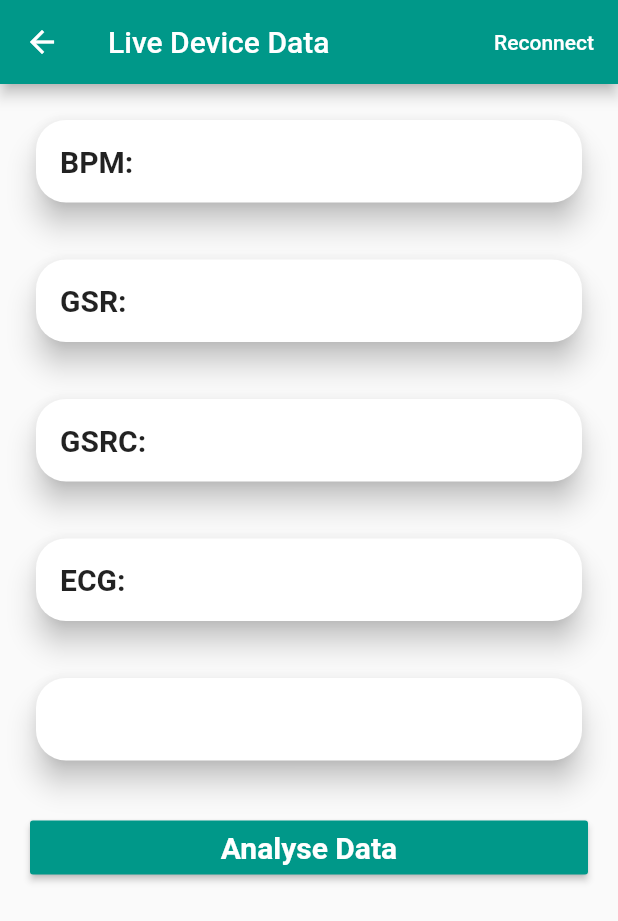
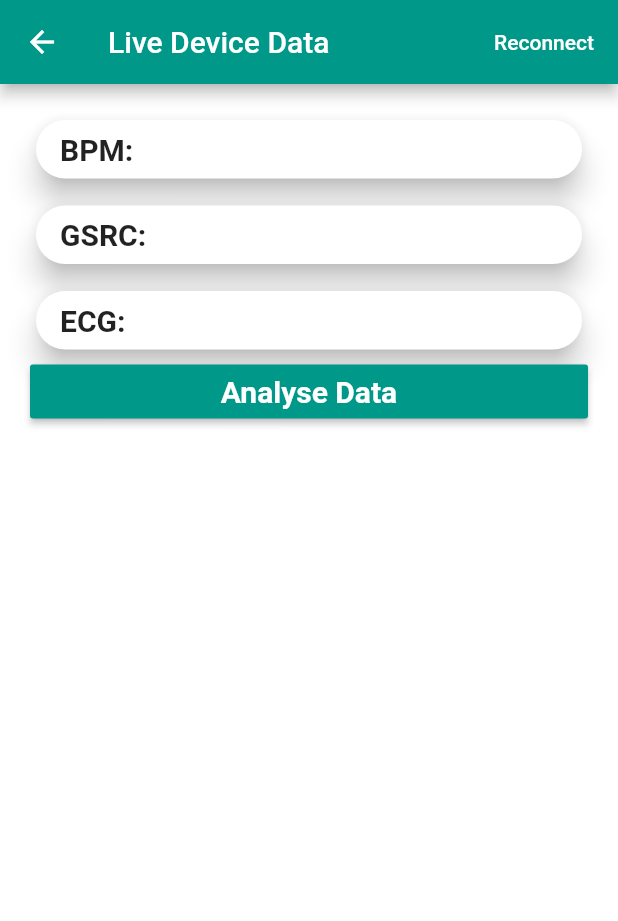
Before and after one commit to gangadharashettypj/ArduinoIOT, a Flutter app: the DataScreen screen opened by its route, after a tap on "Analyse Data", on a phone screen of 412 x 824 dp. Shown: the top 921 px of the screen. Run offline on Flutter 3.47's test engine with Material 2 defaults, Android fonts, the phone set to English and light mode, and no system bars; our stand-ins replace flutter_rating_bar, fluttertoast, group_radio_button, hive, shared_preferences; missing offline and left inert: flutter_speedometer, get_ip, udp; accounts and stored records are empty.

Commit message:
fixed issue

```diff
--- a/lib/ui/screen/data/data.dart
+++ b/lib/ui/screen/data/data.dart
@@ -11,6 +11,7 @@ import 'package:arduinoiot/service/manager/device_manager.dart';
 import 'package:arduinoiot/service/rest/http_rest.dart';
 import 'package:flutter/material.dart';
 import 'package:flutter/services.dart';
+import 'package:flutter_speedometer/flutter_speedometer.dart';
 import 'package:http/http.dart';
 
 class DataScreen extends StatefulWidget {
@@ -40,12 +41,23 @@ class _DataScreenState extends State<DataScreen> {
       //     'linearPredict', [0.003863636, 92.11363636, 21.39022727]);
       // dnnResult = await MethodChannel('com.trial.arduinoiot')
       //     .invokeMethod('dnnPredict', [0.003863636, 92.11363636, 21.39022727]);
+      // setState(() {});
+      // return;
+
+      if (ecg == '' || bpm == '' || gsrc == '') {
+        return;
+      }
       linearResult = await MethodChannel('com.trial.arduinoiot').invokeMethod(
           'linearPredict',
-          [double.parse(ecg), double.parse(bpm), double.parse(gsrc)]);
+          [double.parse(ecg) / 10000, double.parse(bpm), double.parse(gsrc)]);
       dnnResult = await MethodChannel('com.trial.arduinoiot').invokeMethod(
           'dnnPredict',
-          [double.parse(ecg), double.parse(bpm), double.parse(gsrc)]);
+          [double.parse(ecg) / 10000, double.parse(bpm), double.parse(gsrc)]);
+      if (linearResult > 1) linearResult = 1;
+      if (dnnResult > 1) dnnResult = 1;
+
+      dnnResult = dnnResult * 100;
+      linearResult = linearResult * 100;
       setState(() {});
     } catch (e) {
       print(e);
@@ -103,6 +115,8 @@ class _DataScreenState extends State<DataScreen> {
 
   @override
   Widget build(BuildContext context) {
+    print(linearResult);
+    print(dnnResult);
     return Scaffold(
       appBar: AppBar(
         backgroundColor: R.color.primary,
@@ -142,7 +156,7 @@ class _DataScreenState extends State<DataScreen> {
                 ),
                 elevation: 8,
                 child: Container(
-                  margin: EdgeInsets.all(16),
+                  margin: EdgeInsets.symmetric(vertical: 8, horizontal: 16),
                   child: Text(
                     'BPM: $bpm',
                     style: TextStyle(
@@ -154,7 +168,7 @@ class _DataScreenState extends State<DataScreen> {
               ),
             ),
             SizedBox(
-              height: 30,
+              height: 10,
             ),
             Container(
               width: double.infinity,
@@ -166,9 +180,9 @@ class _DataScreenState extends State<DataScreen> {
                 ),
                 elevation: 8,
                 child: Container(
-                  margin: EdgeInsets.all(16),
+                  margin: EdgeInsets.symmetric(vertical: 8, horizontal: 16),
                   child: Text(
-                    'GSR: $gsr',
+                    'GSRC: $gsrc',
                     style: TextStyle(
                       fontWeight: FontWeight.bold,
                       fontSize: 20,
@@ -178,7 +192,7 @@ class _DataScreenState extends State<DataScreen> {
               ),
             ),
             SizedBox(
-              height: 30,
+              height: 10,
             ),
             Container(
               width: double.infinity,
@@ -190,31 +204,7 @@ class _DataScreenState extends State<DataScreen> {
                 ),
                 elevation: 8,
                 child: Container(
-                  margin: EdgeInsets.all(16),
-                  child: Text(
-                    'GSRC: $gsrc',
-                    style: TextStyle(
-                      fontWeight: FontWeight.bold,
-                      fontSize: 20,
-                    ),
-                  ),
-                ),
-              ),
-            ),
-            SizedBox(
-              height: 30,
-            ),
-            Container(
-              width: double.infinity,
-              child: Card(
-                shape: RoundedRectangleBorder(
-                  borderRadius: BorderRadius.all(
-                    Radius.circular(20),
-                  ),
-                ),
-                elevation: 8,
-                child: Container(
-                  margin: EdgeInsets.all(16),
+                  margin: EdgeInsets.symmetric(vertical: 8, horizontal: 16),
                   child: Text(
                     'ECG: $ecg',
                     style: TextStyle(
@@ -225,85 +215,96 @@ class _DataScreenState extends State<DataScreen> {
                 ),
               ),
             ),
-            SizedBox(
-              height: 30,
-            ),
-            Container(
-              width: double.infinity,
-              child: Card(
-                shape: RoundedRectangleBorder(
-                  borderRadius: BorderRadius.all(
-                    Radius.circular(20),
-                  ),
-                ),
-                elevation: 8,
-                child: Container(
-                  margin: EdgeInsets.all(16),
-                  child: Text(
-                    '${accelerometer.replaceAll(': ', ':').split(' ').join('\n')}',
-                    style: TextStyle(
-                      fontWeight: FontWeight.bold,
-                      fontSize: 20,
-                    ),
-                  ),
-                ),
-              ),
-            ),
-            if (linearResult != -1)
+            // if (linearResult != -1)
+            //   SizedBox(
+            //     height: 10,
+            //   ),
+            // if (linearResult != -1)
+            //   Container(
+            //     width: double.infinity,
+            //     child: Card(
+            //       shape: RoundedRectangleBorder(
+            //         borderRadius: BorderRadius.all(
+            //           Radius.circular(20),
+            //         ),
+            //       ),
+            //       elevation: 8,
+            //       child: Container(
+            //         margin: EdgeInsets.symmetric(vertical: 8, horizontal: 16),
+            //         child: Text(
+            //           'Linear Analysis: ${linearResult.toStringAsFixed(1)}',
+            //           style: TextStyle(
+            //             fontWeight: FontWeight.bold,
+            //             fontSize: 20,
+            //           ),
+            //         ),
+            //       ),
+            //     ),
+            //   ),
+            // if (dnnResult != -1)
+            //   SizedBox(
+            //     height: 10,
+            //   ),
+            // if (dnnResult != -1)
+            //   Container(
+            //     width: double.infinity,
+            //     child: Card(
+            //       shape: RoundedRectangleBorder(
+            //         borderRadius: BorderRadius.all(
+            //           Radius.circular(20),
+            //         ),
+            //       ),
+            //       elevation: 8,
+            //       child: Container(
+            //         margin: EdgeInsets.symmetric(vertical: 8, horizontal: 16),
+            //         child: Text(
+            //           'Dnn Analysis: ${dnnResult.toStringAsFixed(1)}',
+            //           style: TextStyle(
+            //             fontWeight: FontWeight.bold,
+            //             fontSize: 20,
+            //           ),
+            //         ),
+            //       ),
+            //     ),
+            //   ),
+            if (dnnResult != -1 && linearResult != -1)
               SizedBox(
                 height: 30,
               ),
-            if (linearResult != -1)
-              Container(
-                width: double.infinity,
-                child: Card(
-                  shape: RoundedRectangleBorder(
-                    borderRadius: BorderRadius.all(
-                      Radius.circular(20),
-                    ),
+            if (dnnResult != -1 && linearResult != -1)
+              Row(
+                mainAxisAlignment: MainAxisAlignment.spaceEvenly,
+                children: [
+                  Speedometer(
+                    size: 130,
+                    minValue: 0,
+                    maxValue: 100,
+                    currentValue: (linearResult * 100).toInt(),
+                    warningValue: 70,
+                    displayText: 'Stress',
+                    backgroundColor: Colors.white,
+                    meterColor: Colors.green,
+                    warningColor: Colors.red,
+                    kimColor: Colors.black,
                   ),
-                  elevation: 8,
-                  child: Container(
-                    margin: EdgeInsets.all(16),
-                    child: Text(
-                      'Linear Analysis: ${linearResult.toStringAsFixed(3)}',
-                      style: TextStyle(
-                        fontWeight: FontWeight.bold,
-                        fontSize: 20,
-                      ),
-                    ),
+                  Speedometer(
+                    size: 130,
+                    minValue: 0,
+                    maxValue: 100,
+                    currentValue: (dnnResult * 100).toInt(),
+                    warningValue: 70,
+                    displayText: 'Stress',
+                    backgroundColor: Colors.white,
+                    meterColor: Colors.green,
+                    warningColor: Colors.red,
+                    kimColor: Colors.black,
                   ),
-                ),
+                ],
               ),
-            if (dnnResult != -1)
+            if (dnnResult != -1 && linearResult != -1)
               SizedBox(
                 height: 30,
               ),
-            if (dnnResult != -1)
-              Container(
-                width: double.infinity,
-                child: Card(
-                  shape: RoundedRectangleBorder(
-                    borderRadius: BorderRadius.all(
-                      Radius.circular(20),
-                    ),
-                  ),
-                  elevation: 8,
-                  child: Container(
-                    margin: EdgeInsets.all(16),
-                    child: Text(
-                      'Dnn Analysis: ${dnnResult.toStringAsFixed(3)}',
-                      style: TextStyle(
-                        fontWeight: FontWeight.bold,
-                        fontSize: 20,
-                      ),
-                    ),
-                  ),
-                ),
-              ),
-            SizedBox(
-              height: 30,
-            ),
             RaisedButton(
               color: R.color.primary,
               child: Text(
@@ -321,6 +322,7 @@ class _DataScreenState extends State<DataScreen> {
           ],
         ),
       ),
+      backgroundColor: Colors.white,
     );
   }
 
--- a/lib/ui/screen/splash.dart
+++ b/lib/ui/screen/splash.dart
@@ -20,8 +20,6 @@ class SplashScreen extends StatelessWidget {
     Future.delayed(
       Duration(seconds: 2),
       () {
-        Navigator.pushReplacementNamed(context, R.routes.data);
-        return;
         final data = DB.instance.get(DBKeys.formData);
         if (data != null && data != '') {
           final questionsModel = QuestionsModel.fromJson(jsonDecode(data));
--- a/pubspec.yaml
+++ b/pubspec.yaml
@@ -21,6 +21,7 @@ dependencies:
   hive: 1.4.4+1
   flutter_rating_bar: 3.2.0+1
   tflite_flutter: 0.5.0
+  flutter_speedometer: 1.0.2
 
 dev_dependencies:
   flutter_test:
```
Also changed, not shown: pubspec.lock.
